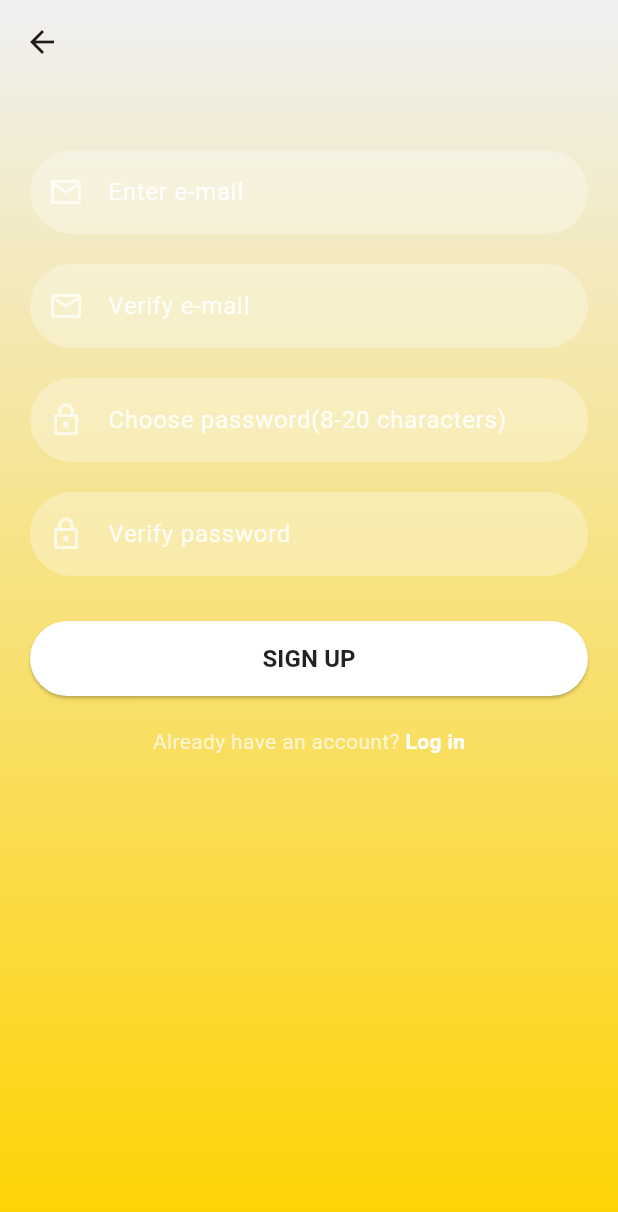
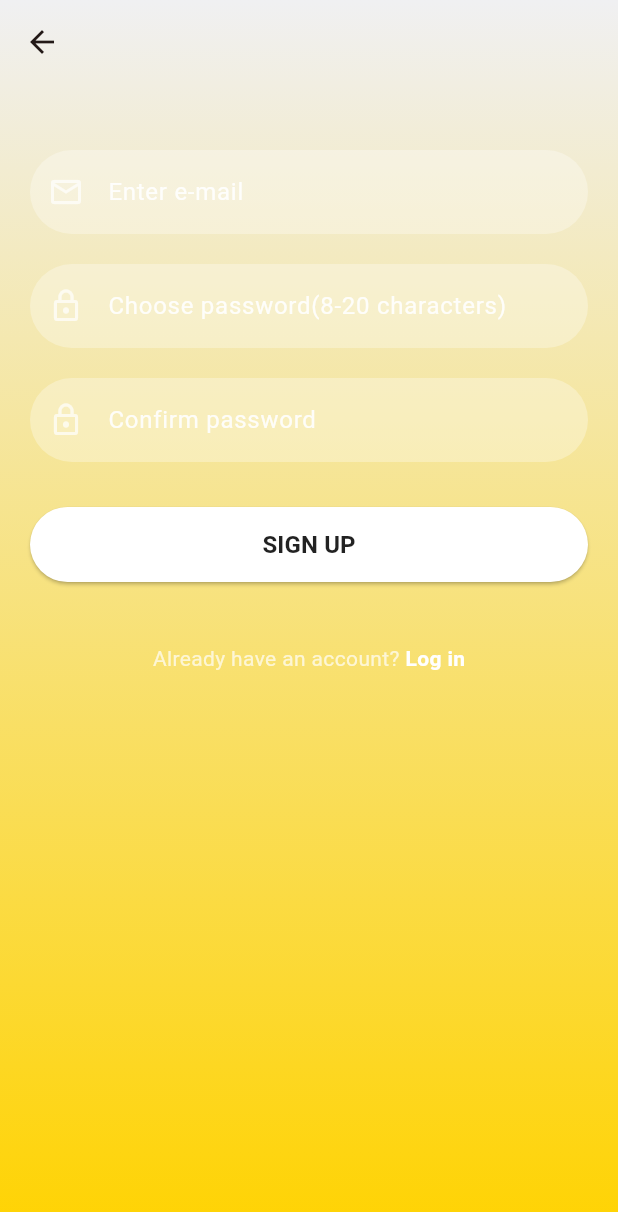
Before and after one commit to crb3l/brain-app, a Flutter app: the SignUpScreen screen opened directly, on a phone screen of 412 x 824 dp. Shown: the top 1212 px of the screen. Run offline on Flutter 3.47's test engine with Material 3 defaults, Android fonts, the light colour scheme and no system bars; our stand-ins replace firebase_auth, firebase_core; accounts and stored records are empty.

Commit message:
commit4save

```diff
--- a/lib/screens/signup_screen.dart
+++ b/lib/screens/signup_screen.dart
@@ -17,8 +17,8 @@ class _SignUpScreenState extends State<SignUpScreen> {
   TextEditingController _emailTextController = TextEditingController();
   // TextEditingController _usernameTextController = TextEditingController();
   TextEditingController _vpasswordTextController = TextEditingController();
-  TextEditingController _vemailTextController = TextEditingController();
   final GlobalKey<FormState> _key = GlobalKey<FormState>();
+  String errorMessage = '';
   @override
   Widget build(BuildContext context) {
     return Scaffold(
@@ -57,11 +57,11 @@ class _SignUpScreenState extends State<SignUpScreen> {
                   ),
                   mailTextFormField("Enter e-mail", Icons.email_outlined,
                       _emailTextController),
-                  SizedBox(
-                    height: 20,
-                  ),
-                  mailTextFormField("Verify e-mail", Icons.email_outlined,
-                      _vemailTextController),
+                  // SizedBox(
+                  //   height: 20,
+                  // ),
+                  // mailTextFormField("Verify e-mail", Icons.email_outlined,
+                  //     _vemailTextController),
                   SizedBox(
                     height: 20,
                   ),
@@ -70,7 +70,7 @@ class _SignUpScreenState extends State<SignUpScreen> {
                   SizedBox(
                     height: 20,
                   ),
-                  passwordTextFormField("Verify password", Icons.lock_outline,
+                  passwordTextFormField("Confirm password", Icons.lock_outline,
                       _vpasswordTextController),
                   SizedBox(
                     height: 20,
@@ -78,25 +78,30 @@ class _SignUpScreenState extends State<SignUpScreen> {
                   signInSignUpButton(context, false, () {
                     if (_key.currentState!.validate()) {
                       FirebaseAuth.instance
-                          .createUserWithEmailAndPassword(
-                              email: _emailTextController.text,
-                              password: _passwordTextController.text)
-                          .then((value) {
+                              .createUserWithEmailAndPassword(
+                                  email: _emailTextController.text,
+                                  password: _passwordTextController.text)
+                              .then((value) {
                         print("Created New Account");
                         Navigator.push(
                             context,
                             MaterialPageRoute(
                                 builder: (context) => HomeScreen()));
-                      }).onError((error, stackTrace) {
-                        print("Error ${error.toString()}");
-                        ScaffoldMessenger.of(context).showSnackBar(
-                          SnackBar(
-                              content: Text("Error ${error.toString()}"),
-                              behavior: SnackBarBehavior.floating),
-                        );
-                      });
+                      })
+                          // .onError((error, stackTrace) {
+                          //   print("Error ${error.toString()}");
+                          //   ScaffoldMessenger.of(context).showSnackBar(
+                          //     SnackBar(
+                          //         content: Text("Error ${error.toString()}"),
+                          //         behavior: SnackBarBehavior.floating),
+                          //   );
+                          // })
+                          ;
                     }
                   }),
+                  Center(
+                    child: Text(errorMessage),
+                  ),
                   signInOption()
                 ],
               ),
```
Also changed, not shown: lib/screens/signin_screen.dart (+23 -17 lines).
